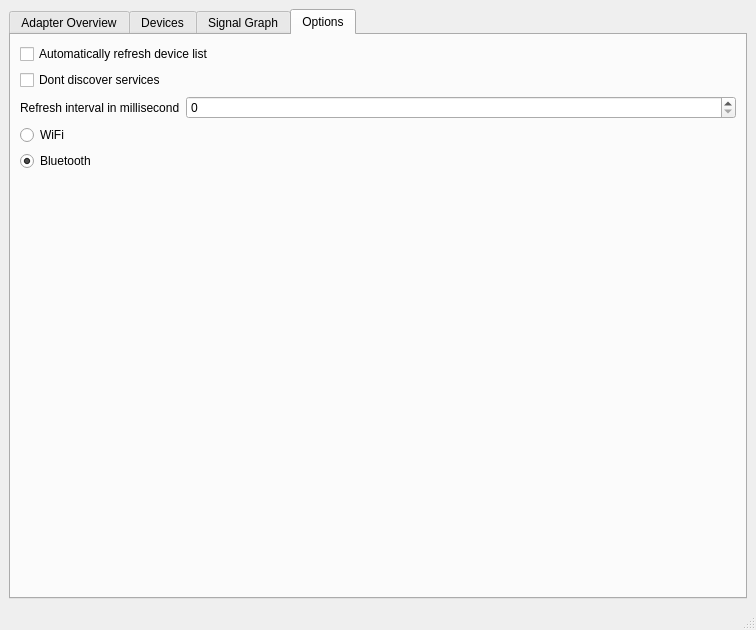
Above: ui/signalum_desktop.ui from bisohns/signalum-desktop before the change. Below: the same form after it.
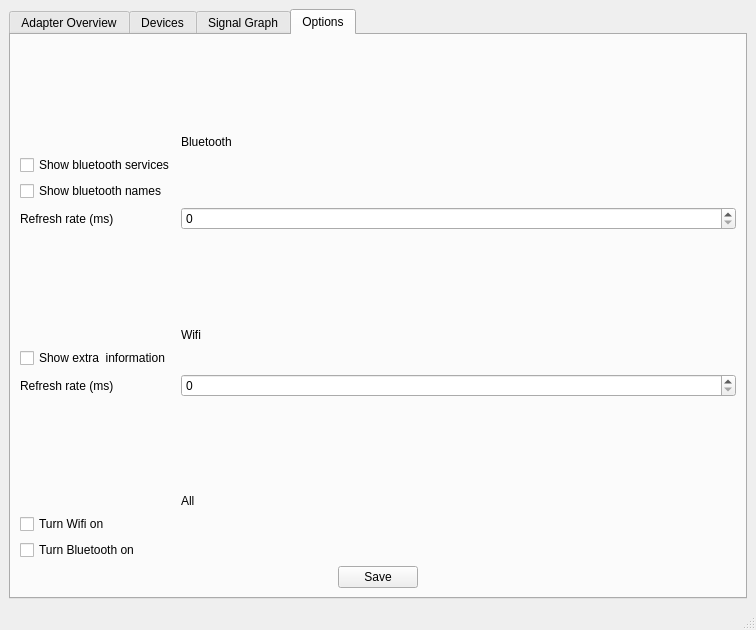
That is the form after the change. The open tabs and pages were chosen to show the change.

The edit to the form file:
```diff
--- a/ui/signalum_desktop.ui
+++ b/ui/signalum_desktop.ui
@@ -503,62 +503,143 @@
        <layout class="QVBoxLayout" name="verticalLayout_5">
         <item>
          <layout class="QVBoxLayout" name="verticalLayout_4">
-          <item>
-           <widget class="QCheckBox" name="refreshDeviceCheckBox">
-            <property name="text">
-             <string>Automatically refresh device list</string>
-            </property>
-           </widget>
-          </item>
-          <item>
-           <widget class="QCheckBox" name="discoverDeviceCheckBox">
-            <property name="text">
-             <string>Dont discover services</string>
-            </property>
-           </widget>
-          </item>
           <item>
            <layout class="QFormLayout" name="formLayout">
-            <item row="0" column="0">
-             <widget class="QLabel" name="label_2">
-              <property name="text">
-               <string>Refresh interval in millisecond</string>
-              </property>
-             </widget>
-            </item>
-            <item row="0" column="1">
-             <widget class="QSpinBox" name="refreshIntervalspinBox"/>
-            </item>
             <item row="1" column="0">
-             <widget class="QRadioButton" name="wifiRadioButton">
-              <property name="text">
-               <string>WiFi</string>
-              </property>
-              <property name="checkable">
-               <bool>true</bool>
-              </property>
-              <property name="checked">
-               <bool>false</bool>
-              </property>
-             </widget>
+             <layout class="QVBoxLayout" name="verticalLayout_15"/>
             </item>
-            <item row="2" column="0">
-             <widget class="QRadioButton" name="bluetoothRadioButton">
+            <item row="1" column="1">
+             <widget class="QLabel" name="label_6">
               <property name="text">
                <string>Bluetooth</string>
               </property>
-              <property name="checked">
-               <bool>true</bool>
+             </widget>
+            </item>
+            <item row="2" column="0">
+             <widget class="QCheckBox" name="showBluetoothServices">
+              <property name="text">
+               <string>Show bluetooth services</string>
               </property>
-              <property name="autoExclusive">
-               <bool>false</bool>
+             </widget>
+            </item>
+            <item row="3" column="0">
+             <widget class="QCheckBox" name="showBluetoothNames">
+              <property name="text">
+               <string>Show bluetooth names</string>
               </property>
              </widget>
             </item>
+            <item row="4" column="0">
+             <widget class="QLabel" name="label_2">
+              <property name="text">
+               <string>Refresh rate (ms)</string>
+              </property>
+             </widget>
+            </item>
+            <item row="4" column="1">
+             <widget class="QSpinBox" name="bluetoothRefreshRate"/>
+            </item>
+            <item row="6" column="1">
+             <widget class="QLabel" name="label_8">
+              <property name="text">
+               <string>Wifi</string>
+              </property>
+             </widget>
+            </item>
+            <item row="7" column="0">
+             <widget class="QCheckBox" name="wifiShowInfo">
+              <property name="text">
+               <string>Show extra  information</string>
+              </property>
+             </widget>
+            </item>
+            <item row="8" column="0">
+             <widget class="QLabel" name="label_7">
+              <property name="text">
+               <string>Refresh rate (ms)</string>
+              </property>
+             </widget>
+            </item>
+            <item row="8" column="1">
+             <widget class="QSpinBox" name="wifiRefreshRate"/>
+            </item>
+            <item row="11" column="0">
+             <layout class="QVBoxLayout" name="verticalLayout_19"/>
+            </item>
+            <item row="11" column="1">
+             <widget class="QLabel" name="label_9">
+              <property name="text">
+               <string>All</string>
+              </property>
+             </widget>
+            </item>
+            <item row="12" column="0">
+             <widget class="QCheckBox" name="wifiSwitch">
+              <property name="text">
+               <string>Turn Wifi on</string>
+              </property>
+             </widget>
+            </item>
+            <item row="13" column="0">
+             <widget class="QCheckBox" name="checkBox_3">
+              <property name="text">
+               <string>Turn Bluetooth on</string>
+              </property>
+             </widget>
+            </item>
+            <item row="10" column="1">
+             <spacer name="verticalSpacer_2">
+              <property name="orientation">
+               <enum>Qt::Vertical</enum>
+              </property>
+              <property name="sizeHint" stdset="0">
+               <size>
+                <width>20</width>
+                <height>40</height>
+               </size>
+              </property>
+             </spacer>
+            </item>
+            <item row="5" column="1">
+             <spacer name="verticalSpacer">
+              <property name="orientation">
+               <enum>Qt::Vertical</enum>
+              </property>
+              <property name="sizeHint" stdset="0">
+               <size>
+                <width>20</width>
+                <height>40</height>
+               </size>
+              </property>
+             </spacer>
+            </item>
+            <item row="0" column="1">
+             <spacer name="verticalSpacer_3">
+              <property name="orientation">
+               <enum>Qt::Vertical</enum>
+              </property>
+              <property name="sizeHint" stdset="0">
+               <size>
+                <width>20</width>
+                <height>40</height>
+               </size>
+              </property>
+             </spacer>
+            </item>
            </layout>
           </item>
          </layout>
         </item>
+        <item alignment="Qt::AlignHCenter">
+         <widget class="QPushButton" name="pushButton">
+          <property name="text">
+           <string>Save</string>
+          </property>
+         </widget>
+        </item>
+        <item>
+         <layout class="QVBoxLayout" name="verticalLayout_12"/>
+        </item>
        </layout>
       </widget>
      </widget>
```
Left out of the diff: 2 changed lines with no effect on the pictures.
